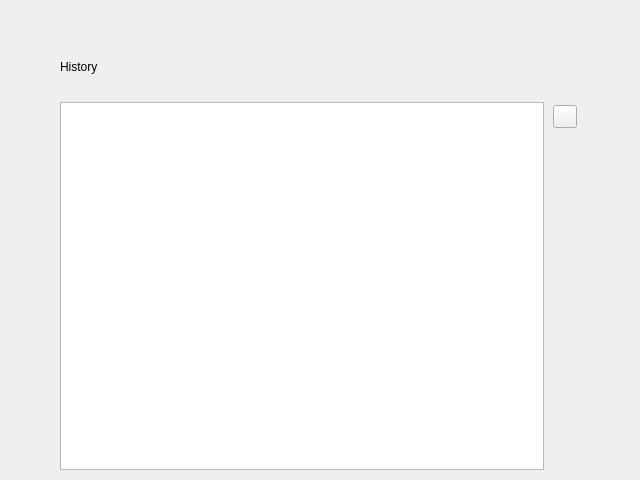
Old version of the form data/ui/widgets/history.ui in the repository brandonzorn/Nlight.
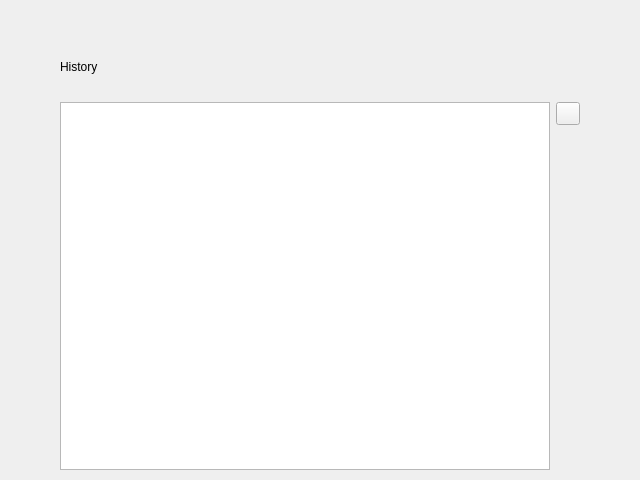
New version of the form. Custom widgets are drawn as their Qt base class.

Commit message: feat: change history page layout

```diff
--- a/data/ui/widgets/history.ui
+++ b/data/ui/widgets/history.ui
@@ -87,41 +87,35 @@
       </widget>
      </item>
      <item>
-      <widget class="SimpleCardWidget" name="actionsFrame">
-       <property name="enabled">
-        <bool>true</bool>
-       </property>
-       <layout class="QVBoxLayout" name="verticalLayout">
-        <property name="spacing">
-         <number>6</number>
-        </property>
+      <widget class="QWidget" name="actionsWidget" native="true">
+       <layout class="QVBoxLayout" name="verticalLayout_3">
         <property name="leftMargin">
-         <number>3</number>
+         <number>0</number>
         </property>
         <property name="topMargin">
-         <number>3</number>
+         <number>0</number>
         </property>
         <property name="rightMargin">
-         <number>3</number>
+         <number>0</number>
         </property>
         <property name="bottomMargin">
-         <number>3</number>
+         <number>0</number>
         </property>
         <item>
          <widget class="ToolButton" name="delete_btn"/>
         </item>
         <item>
-         <spacer name="verticalSpacer_2">
-          <property name="orientation">
-           <enum>Qt::Orientation::Vertical</enum>
+         <widget class="SimpleCardWidget" name="actionsFrame">
+          <property name="enabled">
+           <bool>true</bool>
           </property>
-          <property name="sizeHint" stdset="0">
-           <size>
-            <width>20</width>
-            <height>40</height>
-           </size>
+          <property name="sizePolicy">
+           <sizepolicy hsizetype="Preferred" vsizetype="Expanding">
+            <horstretch>0</horstretch>
+            <verstretch>0</verstretch>
+           </sizepolicy>
           </property>
-         </spacer>
+         </widget>
         </item>
        </layout>
       </widget>
```
The commit also changes 1 other file.
